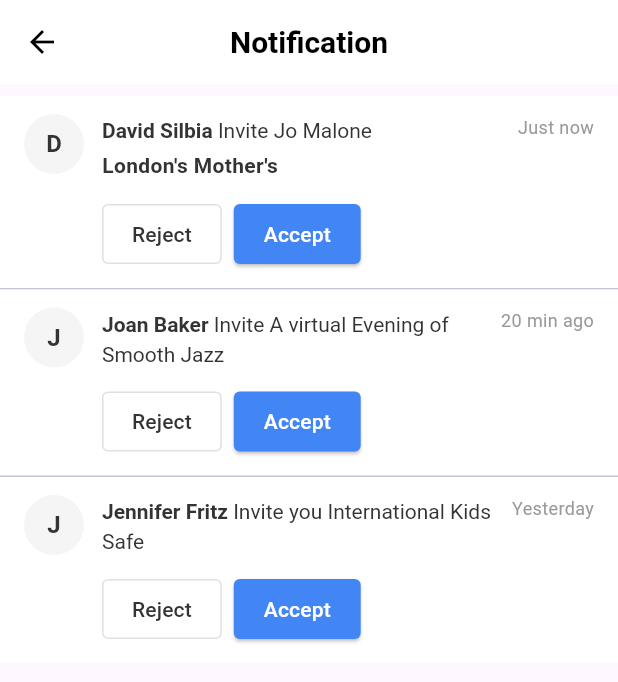
After one commit to Alberrsaber/event_hubb, a Flutter app: the NotificationScreen screen opened directly, on a phone screen of 412 x 824 dp. The commit adds this screen. Shown: the top 682 px of the screen. Run offline on Flutter 3.47's test engine with Material 3 defaults, Android fonts, the phone set to English and light mode, and no system bars; our stand-ins replace awesome_dialog, cloud_firestore, firebase_auth, firebase_core, get, google_sign_in and 2 more; accounts and stored records are empty; network calls fail.

Commit message:
اشتغل ياهشام

```diff
--- a/lib/screens/home_screen.dart
+++ b/lib/screens/home_screen.dart
@@ -14,8 +14,10 @@ import 'contact_us_screen.dart';
 import 'helps_faqs_screen.dart';
 import 'search_Screen.dart';
 import 'settings_screen.dart';
-import 'signin_screen.dart';
+import 'profile_screen.dart';
 import 'explore_screen.dart';
+import 'notification_screen.dart';
+
 
 class HomeScreen extends StatefulWidget {
   @override
@@ -202,7 +204,7 @@ class _HomeScreenState extends State<HomeScreen> {
                                 'assets/icons/notifcations_bell.png',
                                 width: 30,
                                 height: 30),
-                            onPressed: () {},
+                            onPressed: () {Get.to(() => NotificationScreen());},
                           ),
                           if (hasNotifications)
                             Positioned(
--- /dev/null
+++ b/lib/screens/notification_screen.dart
@@ -0,0 +1,233 @@
+import 'package:flutter/material.dart';
+import 'package:intl/intl.dart';
+
+class NotificationScreen extends StatefulWidget {
+  const NotificationScreen({Key? key}) : super(key: key);
+
+  @override
+  State<NotificationScreen> createState() => _NotificationScreenState();
+}
+
+class _NotificationScreenState extends State<NotificationScreen> {
+  final List<NotificationItem> _notifications = [
+    NotificationItem(
+      userName: 'David Silbia',
+      action: 'Invite Jo Malone',
+      description: "London's Mother's",
+      time: DateTime.now(),
+      hasActions: true,
+    ),
+
+    NotificationItem(
+      userName: 'Joan Baker',
+      action: 'Invite A virtual Evening of Smooth Jazz',
+      time: DateTime.now().subtract(const Duration(minutes: 20)),
+      hasActions: true,
+    ),
+
+
+    NotificationItem(
+      userName: 'Jennifer Fritz',
+      action: 'Invite you International Kids Safe',
+      time: DateTime.now().subtract(const Duration(days: 1, hours: 6, minutes: 50)),
+      hasActions: true,
+    ),
+
+  ];
+
+  @override
+  Widget build(BuildContext context) {
+    return Scaffold(
+      appBar: AppBar(
+        title: const Text(
+          'Notification',
+          style: TextStyle(
+            fontSize: 20,
+            fontWeight: FontWeight.bold,
+            color: Colors.black,
+          ),
+        ),
+        centerTitle: true,
+        backgroundColor: Colors.white,
+        elevation: 0,
+        iconTheme: const IconThemeData(color: Colors.black),
+      ),
+      body: ListView.separated(
+        padding: const EdgeInsets.symmetric(vertical: 8),
+        itemCount: _notifications.length,
+        separatorBuilder: (context, index) => const Divider(height: 1, thickness: 1),
+        itemBuilder: (context, index) {
+          final notification = _notifications[index];
+          return _NotificationTile(notification: notification);
+        },
+      ),
+    );
+  }
+}
+
+class _NotificationTile extends StatelessWidget {
+  final NotificationItem notification;
+
+  const _NotificationTile({required this.notification});
+
+  @override
+  Widget build(BuildContext context) {
+    return Container(
+      color: Colors.white,
+      padding: const EdgeInsets.symmetric(horizontal: 16, vertical: 12),
+      child: Column(
+        crossAxisAlignment: CrossAxisAlignment.start,
+        children: [
+          Row(
+            crossAxisAlignment: CrossAxisAlignment.start,
+            children: [
+              // User Avatar
+              Container(
+                width: 40,
+                height: 40,
+                decoration: BoxDecoration(
+                  color: const Color(0xFFF5F5F5),
+                  borderRadius: BorderRadius.circular(20),
+                ),
+                alignment: Alignment.center,
+                child: Text(
+                  notification.userName.substring(0, 1),
+                  style: const TextStyle(
+                    fontSize: 16,
+                    fontWeight: FontWeight.bold,
+                    color: Color(0xFF333333),
+                  ),
+                ),
+              ),
+              const SizedBox(width: 12),
+              // Notification Content
+              Expanded(
+                child: Column(
+                  crossAxisAlignment: CrossAxisAlignment.start,
+                  children: [
+                    RichText(
+                      text: TextSpan(
+                        style: const TextStyle(
+                          fontSize: 14,
+                          color: Color(0xFF333333),
+                          height: 1.4,
+                        ),
+                        children: [
+                          TextSpan(
+                            text: notification.userName,
+                            style: const TextStyle(
+                              fontWeight: FontWeight.bold,
+                            ),
+                          ),
+                          TextSpan(text: ' ${notification.action}'),
+                        ],
+                      ),
+                    ),
+                    if (notification.description != null)
+                      Padding(
+                        padding: const EdgeInsets.only(top: 4),
+                        child: Text(
+                          notification.description!,
+                          style: const TextStyle(
+                            fontSize: 14,
+                            fontWeight: FontWeight.bold,
+                            color: Color(0xFF333333),
+                          ),
+                        ),
+                      ),
+                  ],
+                ),
+              ),
+              // Time
+              Text(
+                _formatTime(notification.time),
+                style: const TextStyle(
+                  fontSize: 12,
+                  color: Color(0xFF999999),
+                ),
+              ),
+            ],
+          ),
+          // Action Buttons
+          if (notification.hasActions)
+            Padding(
+              padding: const EdgeInsets.only(top: 12, left: 52),
+              child: Row(
+                children: [
+                  OutlinedButton(
+                    onPressed: () {},
+                    style: OutlinedButton.styleFrom(
+                      side: const BorderSide(color: Color(0xFFE0E0E0)),
+                      padding: const EdgeInsets.symmetric(
+                        horizontal: 20,
+                        vertical: 8,
+                      ),
+                      shape: RoundedRectangleBorder(
+                        borderRadius: BorderRadius.circular(4),
+                      ),
+                    ),
+                    child: const Text(
+                      'Reject',
+                      style: TextStyle(
+                        color: Color(0xFF333333),
+                        fontSize: 14,
+                      ),
+                    ),
+                  ),
+                  const SizedBox(width: 8),
+                  ElevatedButton(
+                    onPressed: () {},
+                    style: ElevatedButton.styleFrom(
+                      backgroundColor: const Color(0xFF4285F4),
+                      padding: const EdgeInsets.symmetric(
+                        horizontal: 20,
+                        vertical: 8,
+                      ),
+                      shape: RoundedRectangleBorder(
+                        borderRadius: BorderRadius.circular(4),
+                      ),
+                    ),
+                    child: const Text(
+                      'Accept',
+                      style: TextStyle(
+                        color: Colors.white,
+                        fontSize: 14,
+                      ),
+                    ),
+                  ),
+                ],
+              ),
+            ),
+        ],
+      ),
+    );
+  }
+}
+
+String _formatTime(DateTime time) {
+  final now = DateTime.now();
+  final difference = now.difference(time);
+
+  if (difference.inMinutes < 1) return 'Just now';
+  if (difference.inHours < 1) return '${difference.inMinutes} min ago';
+  if (difference.inDays < 1) return '${difference.inHours} hr ago';
+  if (difference.inDays == 1) return 'Yesterday';
+  if (difference.inDays < 7) return DateFormat('EEE, h:mm a').format(time);
+  return DateFormat('MMM d').format(time);
+}
+
+class NotificationItem {
+  final String userName;
+  final String action;
+  final DateTime time;
+  final String? description;
+  final bool hasActions;
+
+  NotificationItem({
+    required this.userName,
+    required this.action,
+    required this.time,
+    this.description,
+    this.hasActions = false,
+  });
+}
--- a/pubspec.yaml
+++ b/pubspec.yaml
@@ -9,6 +9,7 @@ environment:
   sdk: ">=2.19.2 <3.0.0"
 
 dependencies:
+  image_picker: ^1.0.4
   flutter:
     sdk: flutter
 
@@ -24,6 +25,8 @@ dependencies:
   awesome_dialog: ^3.2.1
   google_sign_in: ^6.2.2
   shared_preferences: ^2.5.3
+  intl: ^0.20.2
+  flutter_svg: ^2.0.17
 
 dev_dependencies:
   flutter_test:
```
Also changed, not shown: lib/screens/edit_profile_screen.dart (added, +250 -0 lines), lib/screens/profile_screen.dart (+104 -2 lines), lib/screens/notfication_screen.dart (deleted), pubspec.lock, 6 other files.
